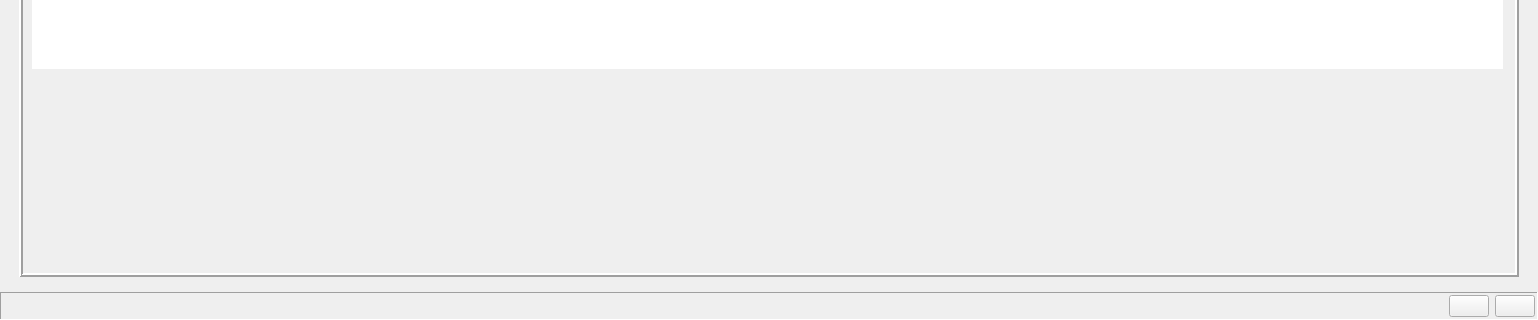
Above: ui/opentyper.ui from Open-Typer/Open-Typer before the change; both pictures show x 0 to 1538 and y 305 to 625 of the 1538 by 625 pixel window. Below: the same form after it.
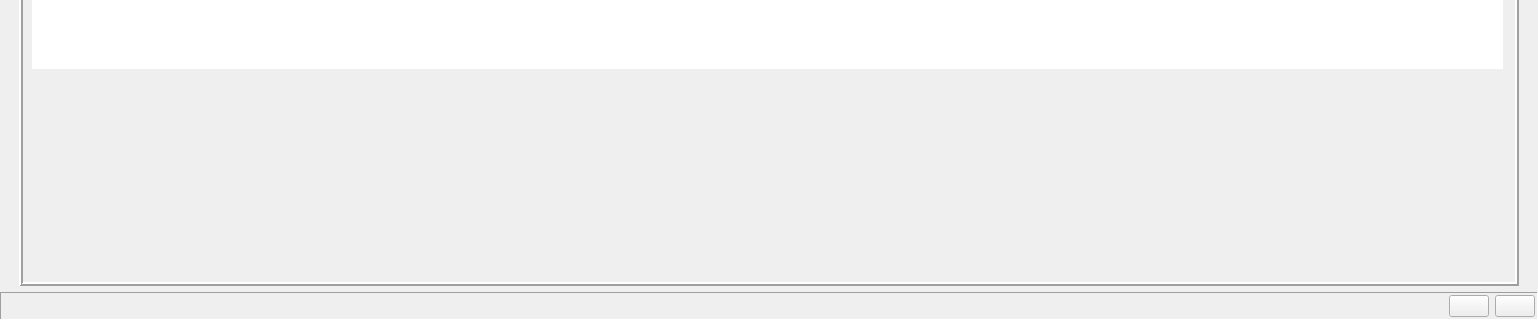
That is the form after the change. Icons and pictures are not drawn. Custom widgets are drawn as their Qt base class.

Commit message: ui: opentyper: Disable mainFrame spacing

```diff
--- a/ui/opentyper.ui
+++ b/ui/opentyper.ui
@@ -652,6 +652,12 @@
        <enum>QFrame::Plain</enum>
       </property>
       <layout class="QHBoxLayout" name="horizontalLayout">
+       <property name="spacing">
+        <number>0</number>
+       </property>
+       <property name="bottomMargin">
+        <number>0</number>
+       </property>
        <item>
         <widget class="QFrame" name="paper">
          <property name="sizePolicy">
```
